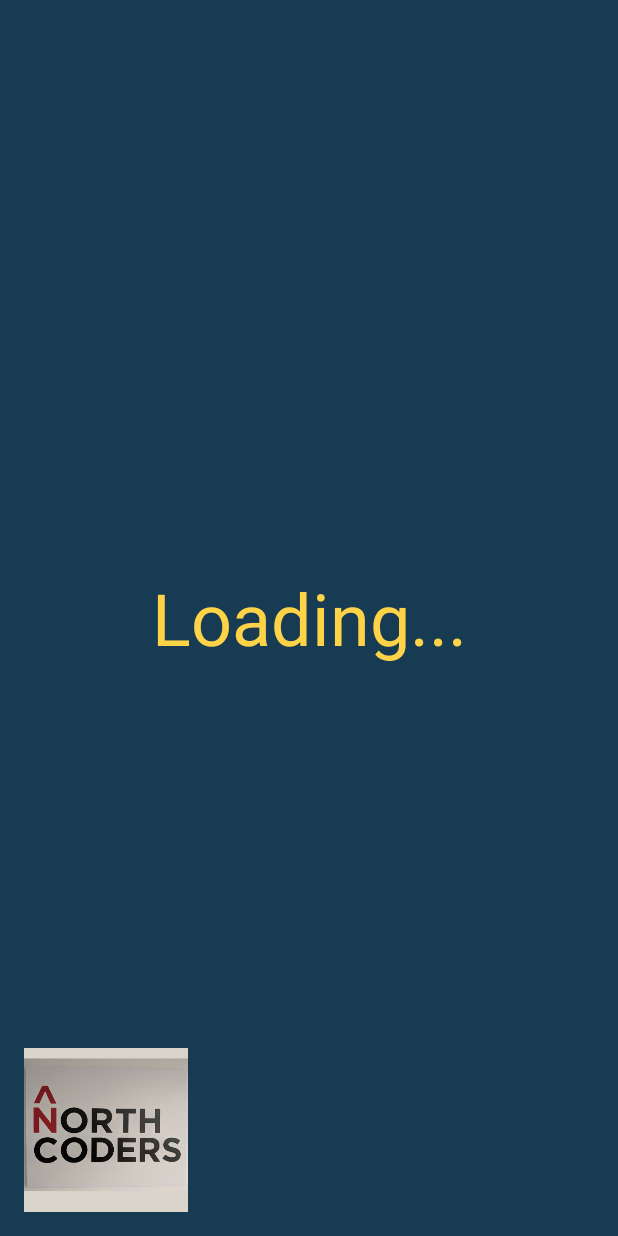
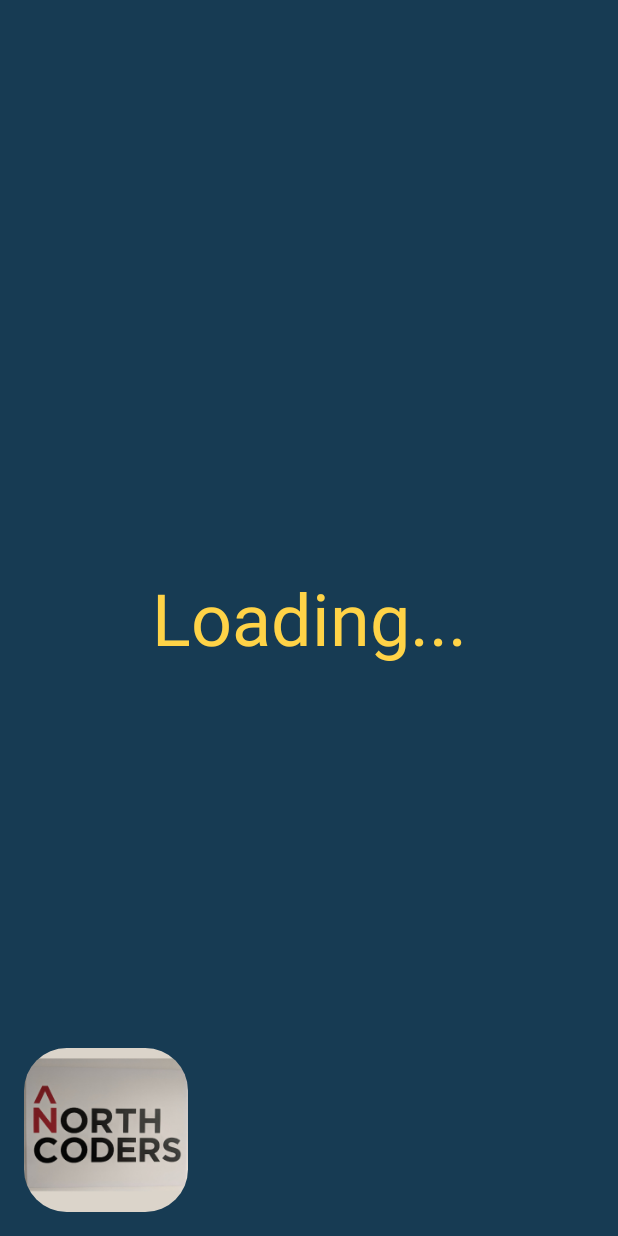
Before and after one commit to daffodil11/fe-offthewall-consumer, an Android app: the ARActivity screen opened directly, with no data from a screen before it, on a phone screen of 412 x 824 dp. Run offline under Robolectric (Android 15) with nearby library versions, the phone set to English and light mode, and no system bars; libraries missing offline, so code that uses them is left out: com.apollographql.apollo, com.google.ar.core, com.google.ar.sceneform; 1 statement that could not run was skipped.

Commit message:
Begins making hint image view round.

```diff
--- a/app/src/main/java/com/slick/offthewall/ARActivity.java
+++ b/app/src/main/java/com/slick/offthewall/ARActivity.java
@@ -1,10 +1,15 @@
 package com.slick.offthewall;
 
+import android.content.res.Resources;
+import android.graphics.BitmapFactory;
 import android.os.Bundle;
 import android.util.Log;
 import android.widget.FrameLayout;
+import android.widget.ImageView;
 
 import androidx.appcompat.app.AppCompatActivity;
+import androidx.core.graphics.drawable.RoundedBitmapDrawable;
+import androidx.core.graphics.drawable.RoundedBitmapDrawableFactory;
 import androidx.fragment.app.FragmentManager;
 import androidx.fragment.app.FragmentTransaction;
 
@@ -28,6 +33,7 @@ public class ARActivity extends AppCompatActivity {
 
     private FragmentTransaction fragmentTransaction;
     private AugmentedArtFragment augmentedArtFragment;
+    private ImageView hintImageView;
 
     private static final String TAG = "ARActivity";
 
@@ -35,6 +41,13 @@ public class ARActivity extends AppCompatActivity {
     protected void onCreate (Bundle savedInstanceState) {
         super.onCreate(savedInstanceState);
         setContentView(R.layout.activity_ar);
+        Resources res = getResources();
+
+        hintImageView = findViewById(R.id.hint);
+        RoundedBitmapDrawable hintImage = RoundedBitmapDrawableFactory.create(res, BitmapFactory.decodeResource(res, R.drawable.t1));
+        hintImage.setCornerRadius(50.0f);
+        hintImageView.setImageDrawable(hintImage);
+
         currentLat = NC_LAT;
         currentLong = NC_LONG;
         FragmentManager fragmentManager = getSupportFragmentManager();
--- a/app/src/main/res/layout/activity_ar.xml
+++ b/app/src/main/res/layout/activity_ar.xml
@@ -19,11 +19,11 @@
     </FrameLayout>
 
     <ImageView
+        android:id="@+id/hint"
         android:layout_width="@dimen/hint_image_size"
         android:layout_height="@dimen/hint_image_size"
         android:layout_alignParentBottom="true"
         android:layout_alignParentStart="true"
-        android:layout_margin="@dimen/fab_margin"
-        android:src="@drawable/t1"/>
+        android:layout_margin="@dimen/fab_margin"/>
 
 </RelativeLayout>
```
